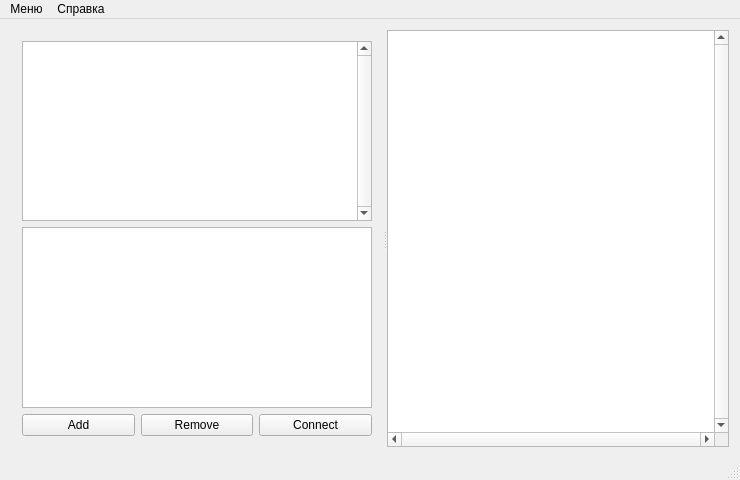
This is mainwindow.ui in kekdck/graph_editor as Qt 5 draws it before an edit. The edited form follows.
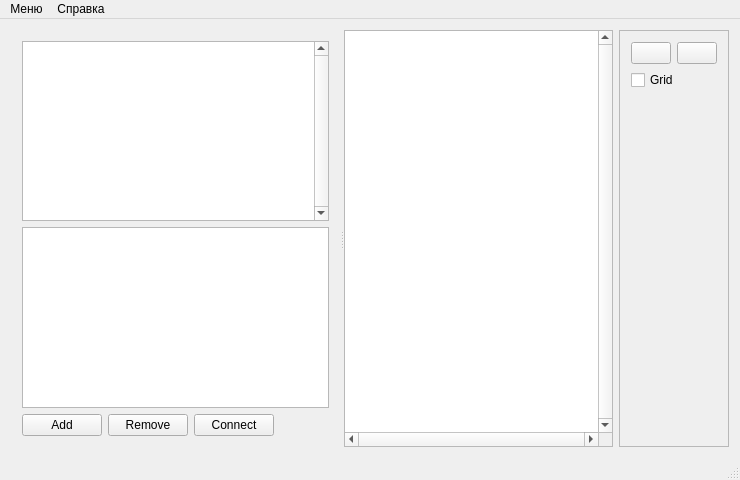
This is the edited form. Icons and pictures are not drawn.

```diff
--- a/mainwindow.ui
+++ b/mainwindow.ui
@@ -14,18 +14,9 @@
    <string>MainWindow</string>
   </property>
   <widget class="QWidget" name="centralWidget">
-   <layout class="QGridLayout" name="gridLayout">
-    <item row="0" column="1">
+   <layout class="QHBoxLayout" name="horizontalLayout_2">
+    <item>
      <widget class="QSplitter" name="splitter">
-      <property name="sizePolicy">
-       <sizepolicy hsizetype="Preferred" vsizetype="Preferred">
-        <horstretch>0</horstretch>
-        <verstretch>0</verstretch>
-       </sizepolicy>
-      </property>
-      <property name="lineWidth">
-       <number>1</number>
-      </property>
       <property name="orientation">
        <enum>Qt::Horizontal</enum>
       </property>
@@ -76,6 +67,19 @@
             </property>
            </widget>
           </item>
+          <item>
+           <spacer name="horizontalSpacer">
+            <property name="orientation">
+             <enum>Qt::Horizontal</enum>
+            </property>
+            <property name="sizeHint" stdset="0">
+             <size>
+              <width>40</width>
+              <height>20</height>
+             </size>
+            </property>
+           </spacer>
+          </item>
          </layout>
         </item>
        </layout>
@@ -102,6 +106,79 @@
       </widget>
      </widget>
     </item>
+    <item>
+     <widget class="QFrame" name="frame">
+      <property name="frameShape">
+       <enum>QFrame::StyledPanel</enum>
+      </property>
+      <property name="frameShadow">
+       <enum>QFrame::Raised</enum>
+      </property>
+      <layout class="QGridLayout" name="gridLayout_2">
+       <item row="0" column="0">
+        <layout class="QGridLayout" name="gridLayout">
+         <item row="0" column="0">
+          <widget class="QPushButton" name="zoomInButton">
+           <property name="text">
+            <string/>
+           </property>
+           <property name="icon">
+            <iconset>
+             <normalon>:/icons/icons/zoom-in-icon.png</normalon>
+            </iconset>
+           </property>
+           <property name="shortcut">
+            <string comment="Zoom in" extracomment="Scales the view in"/>
+           </property>
+          </widget>
+         </item>
+         <item row="0" column="1">
+          <widget class="QPushButton" name="zoomOutButton">
+           <property name="text">
+            <string/>
+           </property>
+           <property name="icon">
+            <iconset>
+             <normalon>:/icons/icons/zoom-out-icon.png</normalon>
+            </iconset>
+           </property>
+           <property name="shortcut">
+            <string comment="Zoom out" extracomment="Scales the view out"/>
+           </property>
+          </widget>
+         </item>
+        </layout>
+       </item>
+       <item row="1" column="0">
+        <widget class="QCheckBox" name="gridCheckBox">
+         <property name="text">
+          <string>Grid</string>
+         </property>
+         <property name="icon">
+          <iconset resource="icons.qrc">
+           <normaloff>:/icons/icons/layer-grid-icon.png</normaloff>:/icons/icons/layer-grid-icon.png</iconset>
+         </property>
+         <property name="tristate">
+          <bool>false</bool>
+         </property>
+        </widget>
+       </item>
+       <item row="2" column="0">
+        <spacer name="verticalSpacer">
+         <property name="orientation">
+          <enum>Qt::Vertical</enum>
+         </property>
+         <property name="sizeHint" stdset="0">
+          <size>
+           <width>20</width>
+           <height>40</height>
+          </size>
+         </property>
+        </spacer>
+       </item>
+      </layout>
+     </widget>
+    </item>
    </layout>
   </widget>
   <widget class="QMenuBar" name="menuBar">
```
Left out of the diff: 31 changed lines with no effect on the pictures.
